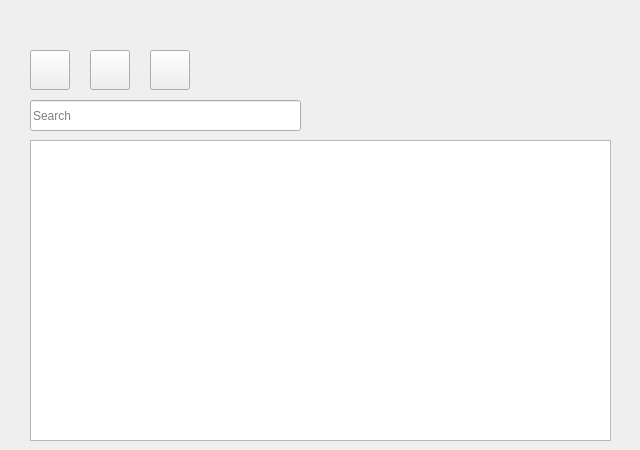
First picture: the form in MGAWithSQL/mgalistform.ui, repository amirtosson/MGAConnect, before the edit.
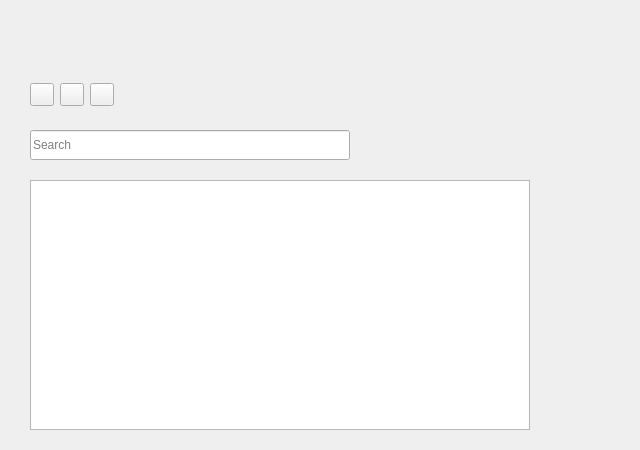
Second picture: the form after the edit.

What changed in the file:
```diff
--- a/MGAWithSQL/mgalistform.ui
+++ b/MGAWithSQL/mgalistform.ui
@@ -20,86 +20,106 @@
    <property name="geometry">
     <rect>
      <x>30</x>
-     <y>140</y>
-     <width>581</width>
-     <height>301</height>
+     <y>180</y>
+     <width>500</width>
+     <height>250</height>
     </rect>
    </property>
   </widget>
-  <widget class="QWidget" name="verticalLayoutWidget">
+  <widget class="QWidget" name="toolsWidget" native="true">
+   <property name="geometry">
+    <rect>
+     <x>30</x>
+     <y>70</y>
+     <width>330</width>
+     <height>90</height>
+    </rect>
+   </property>
+   <widget class="QLineEdit" name="searchTextBox">
+    <property name="geometry">
+     <rect>
+      <x>0</x>
+      <y>60</y>
+      <width>320</width>
+      <height>30</height>
+     </rect>
+    </property>
+    <property name="minimumSize">
+     <size>
+      <width>300</width>
+      <height>30</height>
+     </size>
+    </property>
+    <property name="placeholderText">
+     <string>Search</string>
+    </property>
+    <property name="clearButtonEnabled">
+     <bool>true</bool>
+    </property>
+   </widget>
+   <widget class="QWidget" name="">
+    <property name="geometry">
+     <rect>
+      <x>0</x>
+      <y>-1</y>
+      <width>161</width>
+      <height>51</height>
+     </rect>
+    </property>
+    <layout class="QHBoxLayout" name="horizontalLayout">
+     <item>
+      <widget class="QToolButton" name="addUserButton">
+       <property name="text">
+        <string/>
+       </property>
+      </widget>
+     </item>
+     <item>
+      <widget class="QToolButton" name="deleteUserButton">
+       <property name="styleSheet">
+        <string notr="true"/>
+       </property>
+       <property name="text">
+        <string/>
+       </property>
+      </widget>
+     </item>
+     <item>
+      <widget class="QToolButton" name="editUserButton">
+       <property name="text">
+        <string/>
+       </property>
+      </widget>
+     </item>
+     <item>
+      <spacer name="horizontalSpacer">
+       <property name="orientation">
+        <enum>Qt::Horizontal</enum>
+       </property>
+       <property name="sizeHint" stdset="0">
+        <size>
+         <width>40</width>
+         <height>20</height>
+        </size>
+       </property>
+      </spacer>
+     </item>
+    </layout>
+   </widget>
+  </widget>
+  <widget class="QLabel" name="pageTitle">
    <property name="geometry">
     <rect>
      <x>10</x>
      <y>10</y>
-     <width>621</width>
-     <height>41</height>
+     <width>620</width>
+     <height>50</height>
     </rect>
    </property>
-   <layout class="QVBoxLayout" name="verticalLayout">
-    <item>
-     <widget class="QLabel" name="pageTitle">
-      <property name="text">
-       <string/>
-      </property>
-     </widget>
-    </item>
-   </layout>
-  </widget>
-  <widget class="QToolButton" name="addUserButton">
-   <property name="geometry">
-    <rect>
-     <x>30</x>
-     <y>50</y>
-     <width>40</width>
-     <height>40</height>
-    </rect>
-   </property>
    <property name="text">
     <string/>
    </property>
   </widget>
-  <widget class="QToolButton" name="editUserButton">
-   <property name="geometry">
-    <rect>
-     <x>90</x>
-     <y>50</y>
-     <width>40</width>
-     <height>40</height>
-    </rect>
-   </property>
-   <property name="text">
-    <string/>
-   </property>
-  </widget>
-  <widget class="QToolButton" name="deleteUserButton">
-   <property name="geometry">
-    <rect>
-     <x>150</x>
-     <y>50</y>
-     <width>40</width>
-     <height>40</height>
-    </rect>
-   </property>
-   <property name="text">
-    <string/>
-   </property>
-  </widget>
-  <widget class="QLineEdit" name="searchTextBox">
-   <property name="geometry">
-    <rect>
-     <x>30</x>
-     <y>100</y>
-     <width>271</width>
-     <height>31</height>
-    </rect>
-   </property>
-   <property name="placeholderText">
-    <string>Search</string>
-   </property>
-   <property name="clearButtonEnabled">
-    <bool>true</bool>
-   </property>
-  </widget>
  </widget>
  <resources/>
  <connections/>
```
